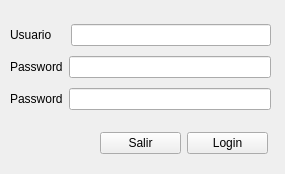
Before: the Qt Designer form GesNomCas/registro.ui in BertoSoft/GesNomCas, drawn with Qt 5.
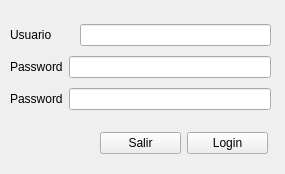
After: the same form once the commit is applied. Icons and pictures are not drawn.

```diff
--- a/GesNomCas/registro.ui
+++ b/GesNomCas/registro.ui
@@ -24,7 +24,7 @@
    </property>
    <layout class="QVBoxLayout" name="verticalLayout">
     <item>
-     <layout class="QHBoxLayout" name="horizontalLayout_2" stretch="1,4">
+     <layout class="QHBoxLayout" name="horizontalLayout_2" stretch="1,3">
       <item>
        <widget class="QLabel" name="label">
         <property name="text">
@@ -33,7 +33,11 @@
        </widget>
       </item>
       <item>
-       <widget class="QLineEdit" name="etUsuario"/>
+       <widget class="QLineEdit" name="etUsuario">
+        <property name="styleSheet">
+         <string notr="true">color: blue</string>
+        </property>
+       </widget>
       </item>
      </layout>
     </item>
```
Left out of the diff: 6 changed lines with no effect on the pictures.
